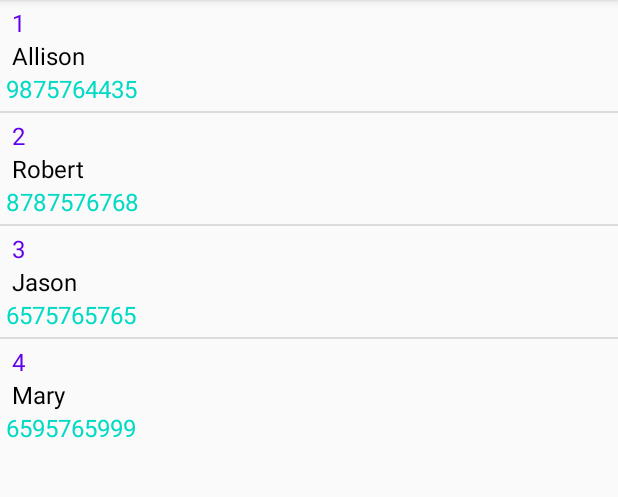
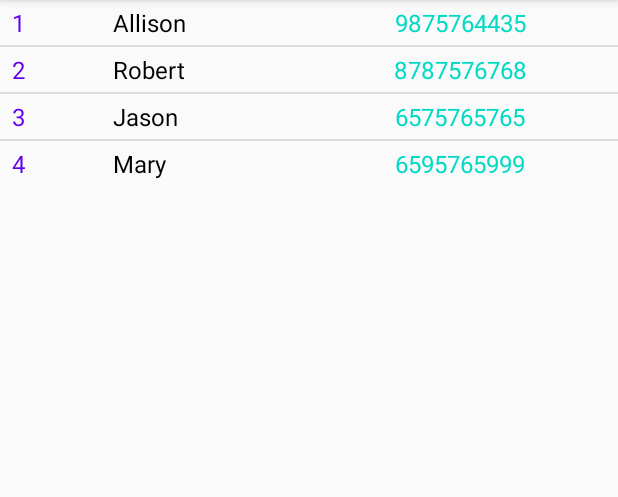
Before and after one commit to AndroidWonder/11-CustomAdapter, an Android app: the screen it shows after launch (MainActivity), on a phone screen of 412 x 824 dp, the part 84-581 px from its top. Run offline under Robolectric (Android 15) with nearby library versions, the phone set to English and light mode, and no system bars.

Commit message:
use horizontal layout for rows

```diff
--- a/app/src/main/java/com/course/example/customadapter/MyAdapter.java
+++ b/app/src/main/java/com/course/example/customadapter/MyAdapter.java
@@ -31,7 +31,7 @@ public class MyAdapter extends ArrayAdapter {
     @Override
     public View getView(int position, View convertView, ViewGroup parent) {
         convertView = LayoutInflater.from(context).inflate(R.layout.row, parent, false);
-        serialNum = convertView.findViewById(R.id.serailNumber);
+        serialNum = convertView.findViewById(R.id.serialNumber);
         name = convertView.findViewById(R.id.studentName);
         contactNum = convertView.findViewById(R.id.mobileNum);
         serialNum.setText(" " + arrayList.get(position).getNum());
--- a/app/src/main/res/layout/row.xml
+++ b/app/src/main/res/layout/row.xml
@@ -1,28 +1,32 @@
 <?xml version="1.0" encoding="utf-8"?>
 <LinearLayout
     xmlns:android="http://schemas.android.com/apk/res/android"
-    android:orientation="vertical"
+    android:orientation="horizontal"
     android:layout_width="match_parent"
     android:layout_height="match_parent"
     android:padding="4dp">
     <TextView
-        android:id="@+id/serailNumber"
-        android:layout_width="wrap_content"
+        android:id="@+id/serialNumber"
+        android:layout_width="0dp"
         android:layout_height="wrap_content"
+        android:layout_weight="1"
         android:text="Number"
         android:textColor="@color/colorPrimary"
         android:textSize="16sp" />
     <TextView
         android:id="@+id/studentName"
-        android:layout_width="wrap_content"
+        android:layout_width="0dp"
         android:layout_height="wrap_content"
+        android:layout_weight="2"
         android:text="Name"
         android:textColor="#000000"
         android:textSize="16sp" />
     <TextView
         android:id="@+id/mobileNum"
-        android:layout_width="wrap_content"
+        android:layout_width="0dp"
         android:layout_height="wrap_content"
+        android:layout_weight="3"
+        android:gravity="center"
         android:text="Mobile Number"
         android:textColor="@color/colorAccent"
         android:textSize="16sp" />
```
